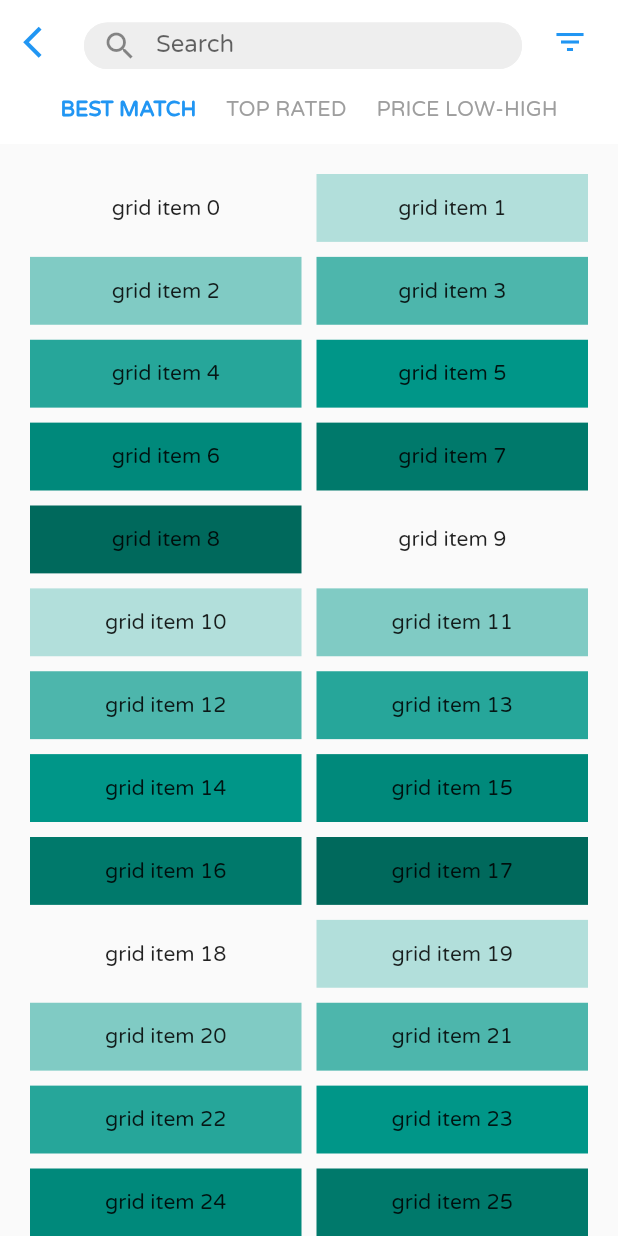
After one commit to LibGdxEngine/E-commerceApp-with-flutter, a Flutter app: the SearchResultContent screen opened directly, on a phone screen of 412 x 824 dp. The commit adds this screen. Run offline on Flutter 3.47's test engine with Material 2 defaults, Android fonts, the phone set to English and light mode, and no system bars.

Commit message:
finish all categories , searc & searchResult pages beside adding bottom navigation bar

```diff
--- a/lib/pages/AllCategoriesPage.dart
+++ b/lib/pages/AllCategoriesPage.dart
@@ -29,12 +29,19 @@ class _AllCategoriesPageState extends State<AllCategoriesPage> {
                   Row(
                     mainAxisAlignment: MainAxisAlignment.end,
                     children: <Widget>[
-                      Container(
-                        child: FlatButton(
-                          child: Icon(
-                            Icons.clear,
-                            color: Colors.red,
-                            size: 35,
+                      GestureDetector(
+                        onTap: () {
+                          Navigator.pop(
+                            context,
+                          );
+                        },
+                        child: Container(
+                          child: FlatButton(
+                            child: Icon(
+                              Icons.clear,
+                              color: Colors.red,
+                              size: 35,
+                            ),
                           ),
                         ),
                       ),
--- a/lib/pages/HomePage.dart
+++ b/lib/pages/HomePage.dart
@@ -1,3 +1,4 @@
+import 'package:e_commerce_app/pages/Home.dart';
 import 'package:e_commerce_app/pages/Search.dart';
 import 'package:flutter/cupertino.dart';
 import 'package:flutter/material.dart';
@@ -21,6 +22,7 @@ class _HomePageState extends State<HomePage> {
 
   @override
   Widget build(BuildContext context) {
+    List<Widget> pages = [HomeContent(goToOtherPage), SearchContent()];
     return SafeArea(
       child: Scaffold(
         appBar: AppBar(
@@ -48,7 +50,7 @@ class _HomePageState extends State<HomePage> {
         backgroundColor: Colors.grey[200],
         //=======================================
 
-        body: Search(),
+        body: pages[currentTabIndex],
 
         //=======================================
         bottomNavigationBar: BottomNavigationBar(
@@ -72,7 +74,7 @@ class _HomePageState extends State<HomePage> {
             });
           },
           currentIndex: currentTabIndex,
-          selectedItemColor: Colors.red[500],
+          selectedItemColor: Colors.blue,
           unselectedItemColor: Colors.black54,
           elevation: 0.0,
           showUnselectedLabels: true,
--- a/lib/pages/LoginSignPage.dart
+++ b/lib/pages/LoginSignPage.dart
@@ -161,8 +161,8 @@ class _LoginSignPageState extends State<LoginSignPage> {
               child: Container(
                 height: 50,
                 decoration: BoxDecoration(
-                    color: Colors.red,
-                    border: Border.all(color: Colors.red, width: 1),
+                    color: Colors.blue,
+                    border: Border.all(color: Colors.blue, width: 1),
                     borderRadius: BorderRadius.all(Radius.circular(25))),
                 child: Row(
                   mainAxisAlignment: MainAxisAlignment.end,
@@ -179,7 +179,7 @@ class _LoginSignPageState extends State<LoginSignPage> {
                       backgroundColor: Colors.white,
                       child: Icon(
                         Icons.arrow_forward_ios,
-                        color: Colors.red,
+                        color: Colors.blue,
                       ),
                     ),
                     SizedBox(
@@ -195,22 +195,24 @@ class _LoginSignPageState extends State<LoginSignPage> {
           ),
           Container(
             child: Column(
+              crossAxisAlignment: CrossAxisAlignment.center,
+              mainAxisAlignment: MainAxisAlignment.center,
               children: <Widget>[
                 RichText(
                   text: TextSpan(
-                    text: "By creating an account you agree on \n  ",
-                    style: TextStyle(color: Colors.black, fontSize: 12),
+                    text: "By creating an account you agree on \n",
+                    style: TextStyle(color: Colors.black, fontSize: 13),
                     children: <TextSpan>[
                       TextSpan(
-                          text: 'Terms of service ',
-                          style: TextStyle(color: Colors.red, fontSize: 12)),
+                          text: 'Terms of service',
+                          style: TextStyle(color: Colors.blue, fontSize: 13)),
                       TextSpan(
                         text: ' and ',
-                        style: TextStyle(color: Colors.black, fontSize: 12),
+                        style: TextStyle(color: Colors.black, fontSize: 13),
                       ),
                       TextSpan(
-                        text: ' Privacy Policy',
-                        style: TextStyle(color: Colors.red, fontSize: 12),
+                        text: 'Privacy Policy',
+                        style: TextStyle(color: Colors.blue, fontSize: 13),
                       ),
                     ],
                   ),
@@ -333,8 +335,8 @@ class _LoginSignPageState extends State<LoginSignPage> {
               child: Container(
                 height: 50,
                 decoration: BoxDecoration(
-                    color: Colors.red,
-                    border: Border.all(color: Colors.red, width: 1),
+                    color: Colors.blue,
+                    border: Border.all(color: Colors.blue, width: 1),
                     borderRadius: BorderRadius.all(Radius.circular(25))),
                 child: Row(
                   mainAxisAlignment: MainAxisAlignment.end,
@@ -351,7 +353,7 @@ class _LoginSignPageState extends State<LoginSignPage> {
                       backgroundColor: Colors.white,
                       child: Icon(
                         Icons.arrow_forward_ios,
-                        color: Colors.red,
+                        color: Colors.blue,
                       ),
                     ),
                     SizedBox(
@@ -375,7 +377,7 @@ class _LoginSignPageState extends State<LoginSignPage> {
                     children: <TextSpan>[
                       TextSpan(
                           text: 'Create a new account',
-                          style: TextStyle(color: Colors.red, fontSize: 14)),
+                          style: TextStyle(color: Colors.blue, fontSize: 14)),
                     ],
                   ),
                 )
@@ -496,8 +498,8 @@ class _LoginSignPageState extends State<LoginSignPage> {
             child: Container(
               height: 50,
               decoration: BoxDecoration(
-                  color: Colors.red,
-                  border: Border.all(color: Colors.red, width: 1),
+                  color: Colors.blue,
+                  border: Border.all(color: Colors.blue, width: 1),
                   borderRadius: BorderRadius.all(Radius.circular(25))),
               child: Row(
                 mainAxisAlignment: MainAxisAlignment.end,
@@ -514,7 +516,7 @@ class _LoginSignPageState extends State<LoginSignPage> {
                     backgroundColor: Colors.white,
                     child: Icon(
                       Icons.arrow_forward_ios,
-                      color: Colors.red,
+                      color: Colors.blue,
                     ),
                   ),
                   SizedBox(
--- a/lib/pages/Search.dart
+++ b/lib/pages/Search.dart
@@ -1,14 +1,15 @@
 import 'package:e_commerce_app/Data/constData.dart';
+import 'package:e_commerce_app/pages/SearchResult.dart';
 import 'package:flutter/cupertino.dart';
 import 'package:flutter/material.dart';
 import 'package:flutter/rendering.dart';
 
-class Search extends StatefulWidget {
+class SearchContent extends StatefulWidget {
   @override
-  _SearchState createState() => _SearchState();
+  _SearchContentState createState() => _SearchContentState();
 }
 
-class _SearchState extends State<Search> {
+class _SearchContentState extends State<SearchContent> {
   String results = "";
   final TextEditingController controller = TextEditingController();
   FocusNode focusNode;
@@ -53,7 +54,7 @@ class _SearchState extends State<Search> {
                       'CLEAR',
                       style: TextStyle(
                         fontSize: 15,
-                        color: Colors.red[500],
+                        color: Colors.blue[500],
                       ),
                     ),
                   ),
@@ -95,7 +96,7 @@ class _SearchState extends State<Search> {
                           'REFRESH',
                           style: TextStyle(
                             fontSize: 15,
-                            color: Colors.red[500],
+                            color: Colors.blue[500],
                           ),
                         ),
                       ),
@@ -192,6 +193,14 @@ class _SearchState extends State<Search> {
     return Padding(
       padding: const EdgeInsets.all(20),
       child: Container(
+        decoration: BoxDecoration(
+          color: Colors.transparent,
+          border: Border.all(color: Colors.transparent),
+          borderRadius: BorderRadius.all(Radius.circular(60)),
+          boxShadow: [
+            BoxShadow(color: Colors.grey[300], spreadRadius: 1, blurRadius: 5)
+          ],
+        ),
         width: width,
 //        height: 45,
         child: TextField(
@@ -204,6 +213,7 @@ class _SearchState extends State<Search> {
           ),
           cursorColor: Colors.black38,
           decoration: InputDecoration(
+            contentPadding: const EdgeInsets.symmetric(vertical: 5.0),
             filled: true,
             enabledBorder: OutlineInputBorder(
               borderRadius: BorderRadius.all(Radius.circular(60.0)),
@@ -229,6 +239,10 @@ class _SearchState extends State<Search> {
               results = results + "\n" + str;
               controller.text = "";
               print(results);
+              Navigator.push(
+                context,
+                MaterialPageRoute(builder: (context) => SearchResultContent()),
+              );
             });
           },
           focusNode: focusNode,
--- /dev/null
+++ b/lib/pages/SearchResult.dart
@@ -0,0 +1,293 @@
+import 'package:flutter/cupertino.dart';
+import 'package:flutter/material.dart';
+
+class SearchResultContent extends StatefulWidget {
+  @override
+  _SearchResultContentState createState() => _SearchResultContentState();
+  //Empty constructor
+  SearchResultContent();
+}
+
+class _SearchResultContentState extends State<SearchResultContent> {
+  bool isLoading = true;
+
+  void wait() {
+    Future.delayed(Duration(seconds: 1, milliseconds: 500), () {
+      setState(() {
+        isLoading = false;
+      });
+    });
+  }
+
+  List<Widget> PageViewHeaders = [
+    topPageViewTopHeading1(),
+    topPageViewTopHeading2(),
+    topPageViewTopHeading3()
+  ];
+  int PageViewNumber = 0;
+
+  String results = "";
+  final TextEditingController controller = TextEditingController();
+  FocusNode focusNode;
+  final pagecontroller = PageController(initialPage: 0);
+
+  @override
+  Widget build(BuildContext context) {
+    double screen_width = MediaQuery.of(context).size.width;
+    double screen_height = MediaQuery.of(context).size.height;
+    wait();
+
+    return isLoading
+        ? Container(
+            color: Colors.white,
+            child: Center(
+              child: CircularProgressIndicator(),
+            ),
+          )
+        : DefaultTabController(
+            length: 3,
+            child: Scaffold(
+                appBar: SearchAppBar(screen_width),
+                body: Column(
+                  children: <Widget>[
+                    Expanded(
+                      child: PageView(
+                        onPageChanged: (index) {
+                          setState(() {
+                            PageViewNumber = index;
+                          });
+                        },
+                        controller: pagecontroller,
+                        children: <Widget>[
+                          CustomScrollView(
+                            primary: false,
+                            slivers: <Widget>[
+                              SliverPadding(
+                                padding: const EdgeInsets.all(20),
+                                sliver: SearchResultsItems(),
+                              ),
+                            ],
+                          ),
+                          Container(
+                            color: Colors.red,
+                          ),
+                          Container(
+                            color: Colors.blue,
+                          ),
+                        ],
+                      ),
+                    )
+                  ],
+                )),
+          );
+  }
+
+  AppBar SearchAppBar(double screen_width) {
+    return AppBar(
+      elevation: 0,
+      actions: <Widget>[
+        SizedBox(
+          width: 50,
+        ),
+        Padding(
+          padding: const EdgeInsets.only(top: 15.0, right: 0, bottom: 10),
+          child: Container(
+            width: screen_width - 120,
+            child: TextField(
+              decoration: InputDecoration(
+                filled: true,
+                fillColor: Colors.grey[200],
+                prefixIcon: Icon(Icons.search),
+                enabledBorder: OutlineInputBorder(
+                  borderRadius: BorderRadius.all(Radius.circular(60.0)),
+                  borderSide: BorderSide(color: Colors.grey[200], width: 1),
+                ),
+                labelText: 'Search',
+              ),
+            ),
+          ),
+        ),
+        SizedBox(
+          width: 20,
+        ),
+        Icon(
+          Icons.filter_list,
+          color: Colors.blue,
+        ),
+        SizedBox(
+          width: 20,
+        )
+      ],
+      flexibleSpace: Container(
+        height: 200,
+      ),
+      leading: GestureDetector(
+        onTap: () {
+          Navigator.pop(context);
+        },
+        child: Icon(
+          Icons.arrow_back_ios,
+          color: Colors.blue,
+          size: 25,
+        ),
+      ),
+      backgroundColor: Colors.white,
+      bottom: PreferredSize(
+          child: Padding(
+            padding: const EdgeInsets.only(top: 8.0, bottom: 15),
+            child: PageViewHeaders[PageViewNumber],
+          ),
+          preferredSize: Size.fromHeight(40.0)),
+    );
+  }
+
+  Widget SearchResultsItems() {
+    return SliverGrid(
+      gridDelegate: SliverGridDelegateWithMaxCrossAxisExtent(
+        maxCrossAxisExtent: 200.0,
+        mainAxisSpacing: 10.0,
+        crossAxisSpacing: 10.0,
+        childAspectRatio: 4.0,
+      ),
+      delegate: SliverChildBuilderDelegate(
+        (BuildContext context, int index) {
+          return Container(
+            alignment: Alignment.center,
+            color: Colors.teal[100 * (index % 9)],
+            child: Text('grid item $index'),
+          );
+        },
+        childCount: 80,
+      ),
+    );
+  }
+
+  static Widget topPageViewTopHeading1() {
+    return SingleChildScrollView(
+      scrollDirection: Axis.horizontal,
+      child: Row(
+        mainAxisAlignment: MainAxisAlignment.spaceEvenly,
+        children: <Widget>[
+          SizedBox(
+            width: 20,
+          ),
+          Text(
+            'BEST MATCH',
+            style: TextStyle(
+              color: Colors.blue,
+              fontSize: 14,
+              fontWeight: FontWeight.bold,
+            ),
+          ),
+          SizedBox(
+            width: 20,
+          ),
+          Text(
+            'TOP RATED',
+            style: TextStyle(
+              color: Colors.grey,
+              fontSize: 14,
+            ),
+          ),
+          SizedBox(
+            width: 20,
+          ),
+          Text(
+            'PRICE LOW-HIGH',
+            style: TextStyle(
+              color: Colors.grey,
+              fontSize: 14,
+            ),
+          ),
+          SizedBox(
+            width: 20,
+          ),
+        ],
+      ),
+    );
+  }
+
+  static Widget topPageViewTopHeading2() {
+    return SingleChildScrollView(
+      scrollDirection: Axis.horizontal,
+      child: Row(
+        mainAxisAlignment: MainAxisAlignment.spaceEvenly,
+        children: <Widget>[
+          SizedBox(
+            width: 20,
+          ),
+          Text(
+            'BEST MATCH',
+            style: TextStyle(
+              color: Colors.grey,
+              fontSize: 14,
+            ),
+          ),
+          SizedBox(
+            width: 20,
+          ),
+          Text(
+            'TOP RATED',
+            style: TextStyle(
+                color: Colors.blue, fontSize: 14, fontWeight: FontWeight.bold),
+          ),
+          SizedBox(
+            width: 20,
+          ),
+          Text(
+            'PRICE LOW-HIGH',
+            style: TextStyle(
+              color: Colors.grey,
+              fontSize: 14,
+            ),
+          ),
+          SizedBox(
+            width: 20,
+          ),
+        ],
+      ),
+    );
+  }
+
+  static Widget topPageViewTopHeading3() {
+    return SingleChildScrollView(
+      scrollDirection: Axis.horizontal,
+      child: Row(
+        mainAxisAlignment: MainAxisAlignment.spaceEvenly,
+        children: <Widget>[
+          SizedBox(
+            width: 20,
+          ),
+          Text(
+            'BEST MATCH',
+            style: TextStyle(
+              color: Colors.grey,
+              fontSize: 14,
+            ),
+          ),
+          SizedBox(
+            width: 20,
+          ),
+          Text(
+            'TOP RATED',
+            style: TextStyle(
+              color: Colors.grey,
+              fontSize: 14,
+            ),
+          ),
+          SizedBox(
+            width: 20,
+          ),
+          Text(
+            'PRICE LOW-HIGH',
+            style: TextStyle(
+                color: Colors.blue, fontSize: 14, fontWeight: FontWeight.bold),
+          ),
+          SizedBox(
+            width: 20,
+          ),
+        ],
+      ),
+    );
+  }
+}
```
